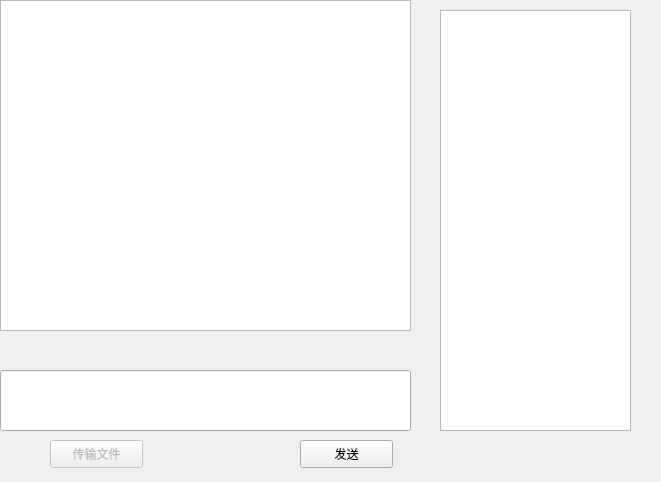
Qt form client/groupchat.ui (wineee/simple-chat) before a commit.
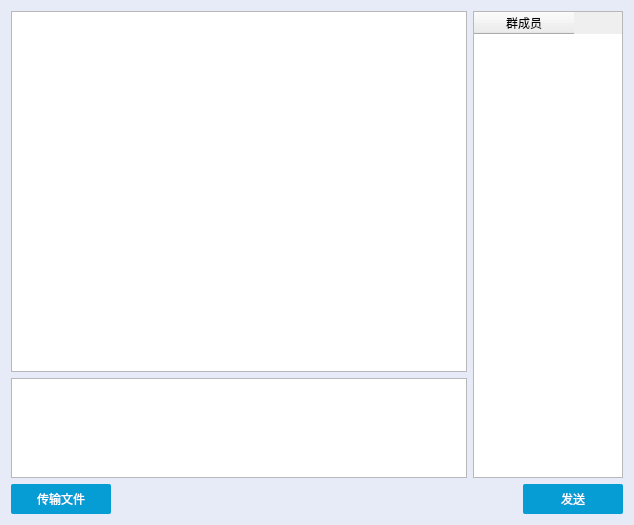
The same form after that commit.

What changed in the file:
```diff
--- a/client/groupchat.ui
+++ b/client/groupchat.ui
@@ -6,72 +6,167 @@
    <rect>
     <x>0</x>
     <y>0</y>
-    <width>661</width>
-    <height>482</height>
+    <width>634</width>
+    <height>525</height>
    </rect>
   </property>
   <property name="windowTitle">
    <string>Form</string>
   </property>
-  <widget class="QTextEdit" name="textEdit">
-   <property name="geometry">
-    <rect>
-     <x>0</x>
-     <y>0</y>
-     <width>411</width>
-     <height>331</height>
-    </rect>
-   </property>
-  </widget>
-  <widget class="QLineEdit" name="lineEdit">
-   <property name="geometry">
-    <rect>
-     <x>0</x>
-     <y>370</y>
-     <width>411</width>
-     <height>61</height>
-    </rect>
-   </property>
-  </widget>
-  <widget class="QPushButton" name="sendButton">
-   <property name="geometry">
-    <rect>
-     <x>300</x>
-     <y>440</y>
-     <width>93</width>
-     <height>28</height>
-    </rect>
-   </property>
-   <property name="text">
-    <string>发送</string>
-   </property>
-  </widget>
-  <widget class="QListWidget" name="listWidget">
-   <property name="geometry">
-    <rect>
-     <x>440</x>
-     <y>10</y>
-     <width>191</width>
-     <height>421</height>
-    </rect>
-   </property>
-  </widget>
-  <widget class="QPushButton" name="fileButton">
-   <property name="enabled">
-    <bool>false</bool>
-   </property>
-   <property name="geometry">
-    <rect>
-     <x>50</x>
-     <y>440</y>
-     <width>93</width>
-     <height>28</height>
-    </rect>
-   </property>
-   <property name="text">
-    <string>传输文件</string>
-   </property>
-  </widget>
+  <property name="styleSheet">
+   <string notr="true">#GroupChat{
+  border-radius:3px;
+  background:#E7EAF7;
+}</string>
+  </property>
+  <layout class="QVBoxLayout" name="verticalLayout_2">
+   <item>
+    <layout class="QHBoxLayout" name="horizontalLayout">
+     <item>
+      <layout class="QVBoxLayout" name="verticalLayout">
+       <item>
+        <widget class="QTextEdit" name="textEdit"/>
+       </item>
+       <item>
+        <widget class="QTextEdit" name="inputEdit">
+         <property name="sizePolicy">
+          <sizepolicy hsizetype="Expanding" vsizetype="Fixed">
+           <horstretch>0</horstretch>
+           <verstretch>0</verstretch>
+          </sizepolicy>
+         </property>
+         <property name="minimumSize">
+          <size>
+           <width>100</width>
+           <height>50</height>
+          </size>
+         </property>
+         <property name="maximumSize">
+          <size>
+           <width>6000</width>
+           <height>100</height>
+          </size>
+         </property>
+        </widget>
+       </item>
+      </layout>
+     </item>
+     <item>
+      <widget class="QTableWidget" name="tableWidget">
+       <property name="sizePolicy">
+        <sizepolicy hsizetype="Fixed" vsizetype="Expanding">
+         <horstretch>0</horstretch>
+         <verstretch>0</verstretch>
+        </sizepolicy>
+       </property>
+       <property name="minimumSize">
+        <size>
+         <width>30</width>
+         <height>200</height>
+        </size>
+       </property>
+       <property name="maximumSize">
+        <size>
+         <width>150</width>
+         <height>16777215</height>
+        </size>
+       </property>
+       <property name="columnCount">
+        <number>1</number>
+       </property>
+       <attribute name="horizontalHeaderMinimumSectionSize">
+        <number>31</number>
+       </attribute>
+       <column>
+        <property name="text">
+         <string>群成员</string>
+        </property>
+       </column>
+      </widget>
+     </item>
+    </layout>
+   </item>
+   <item>
+    <layout class="QHBoxLayout" name="horizontalLayout_2">
+     <item>
+      <widget class="QPushButton" name="fileButton">
+       <property name="enabled">
+        <bool>false</bool>
+       </property>
+       <property name="minimumSize">
+        <size>
+         <width>100</width>
+         <height>30</height>
+        </size>
+       </property>
+       <property name="maximumSize">
+        <size>
+         <width>200</width>
+         <height>100</height>
+        </size>
+       </property>
+       <property name="styleSheet">
+        <string notr="true">QPushButton{ 
+     background-color: rgb(6,157,213); 
+     border: none;
+     border-radius:2px;
+     color:white;
+}
+QPushButton:hover{ 
+     background-color: rgb(75,202,255);
+}</string>
+       </property>
+       <property name="text">
+        <string>传输文件</string>
+       </property>
+      </widget>
+     </item>
+     <item>
+      <spacer name="horizontalSpacer">
+       <property name="orientation">
+        <enum>Qt::Horizontal</enum>
+       </property>
+       <property name="sizeHint" stdset="0">
+        <size>
+         <width>40</width>
+         <height>20</height>
+        </size>
+       </property>
+      </spacer>
+     </item>
+     <item>
+      <widget class="QPushButton" name="sendButton">
+       <property name="minimumSize">
+        <size>
+         <width>100</width>
+         <height>30</height>
+        </size>
+       </property>
+       <property name="maximumSize">
+        <size>
+         <width>200</width>
+         <height>30</height>
+        </size>
+       </property>
+       <property name="styleSheet">
+        <string notr="true">QPushButton{ 
+     background-color: rgb(6,157,213); 
+     border: none;
+     border-radius:2px;
+     color:white;
+}
+QPushButton:hover{ 
+     background-color: rgb(75,202,255);
+}</string>
+       </property>
+       <property name="text">
+        <string>发送</string>
+       </property>
+      </widget>
+     </item>
+    </layout>
+   </item>
+  </layout>
  </widget>
  <resources/>
  <connections/>
```
